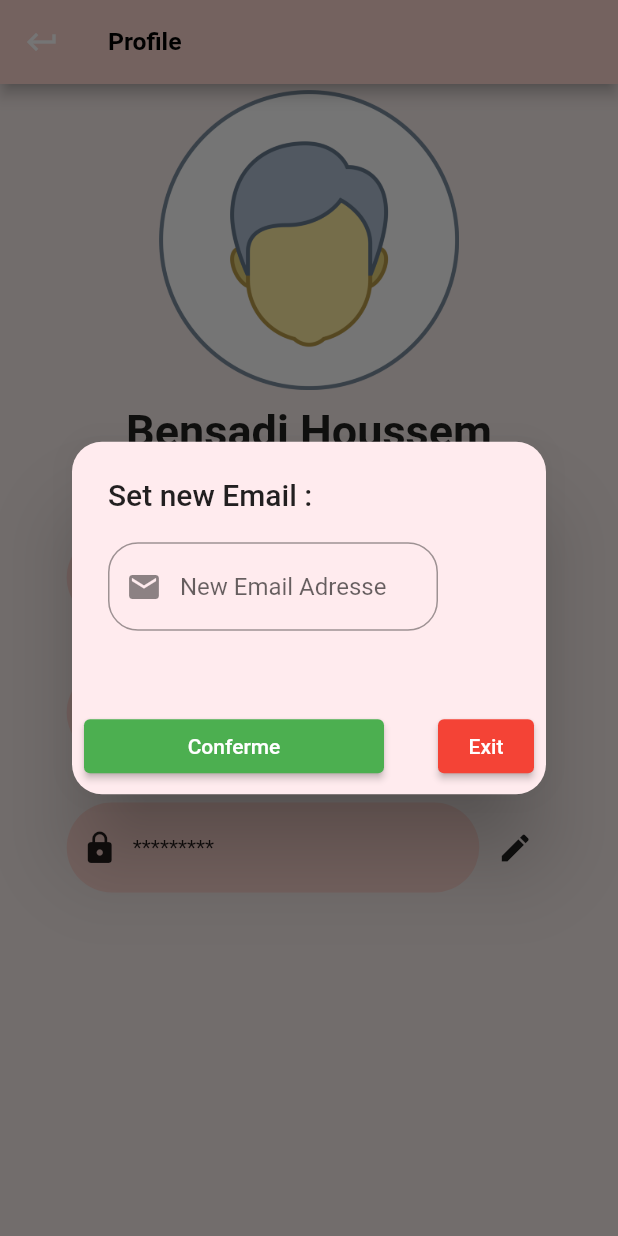
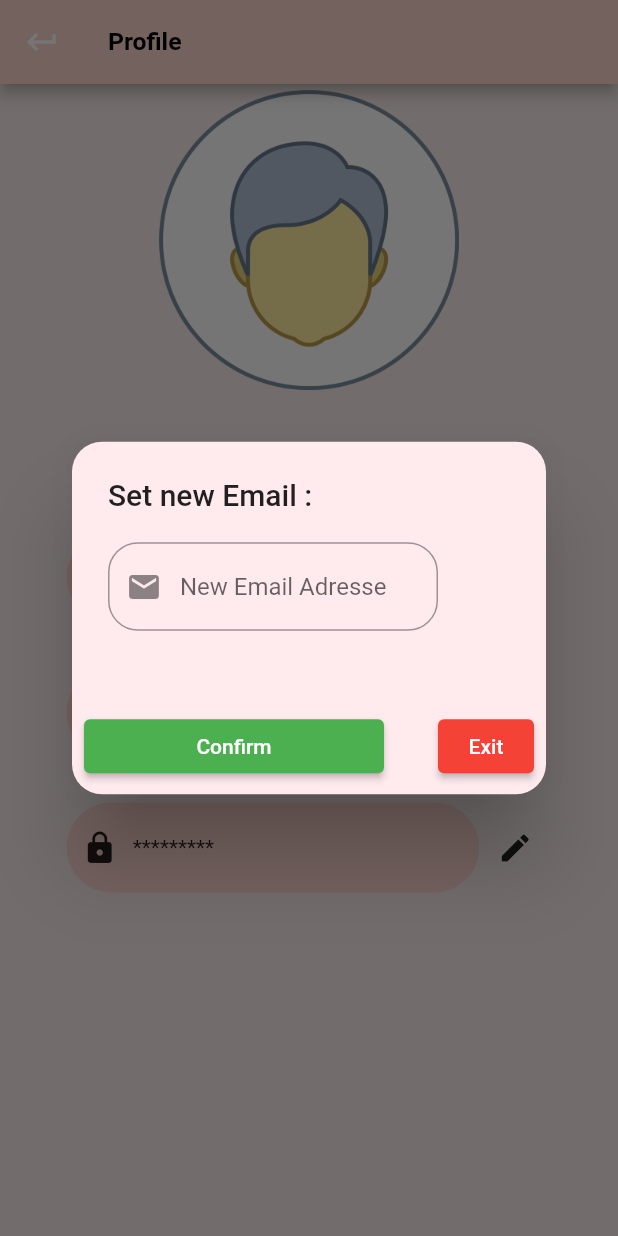
Before and after one commit to IDIRYACINE/online_order_client, a Flutter app: the ProfileScreen screen opened directly, after a tap on the "edit" icon, on a phone screen of 412 x 824 dp. Run offline on Flutter 3.47's test engine with Material 2 defaults, Android fonts, the phone set to English and light mode, and no system bars; our stand-ins replace cloud_firestore, firebase_auth, firebase_core, firebase_database, firebase_storage, google_maps_flutter and 2 more; missing offline and left inert: flutter_facebook_auth; accounts and stored records are empty; statements that could not run were skipped.

Commit message:
made the profile dynamic need more work

```diff
--- /dev/null
+++ b/lib/Ui/Profile/change_informartion_dialogue.dart
@@ -0,0 +1,64 @@
+import 'package:flutter/material.dart';
+
+Future<dynamic> changeElementPoupUp(
+    BuildContext context,
+    Widget title,
+    VoidCallback onConfirmed,
+    String hint,
+    Icon icon,
+    TextEditingController controller) async {
+  return showDialog(
+      context: context,
+      builder: (context) {
+        return AlertDialog(
+          backgroundColor: Colors.red[50],
+          shape: const RoundedRectangleBorder(
+              borderRadius: BorderRadius.all(Radius.circular(20.0))),
+          content: SingleChildScrollView(
+              scrollDirection: Axis.vertical,
+              child: Form(
+                  child: SingleChildScrollView(
+                scrollDirection: Axis.horizontal,
+                child: SizedBox(
+                  height: 80,
+                  child: Column(
+                    children: [
+                      SizedBox(
+                        width: 220,
+                        child: TextFormField(
+                          controller: controller,
+                          keyboardType: TextInputType.emailAddress,
+                          decoration: InputDecoration(
+                              hintText: hint,
+                              border: OutlineInputBorder(
+                                  borderRadius: BorderRadius.circular(20)),
+                              prefixIcon: icon),
+                        ),
+                      ),
+                    ],
+                  ),
+                ),
+              ))),
+          title: title,
+          actions: [
+            SizedBox(
+              child: ElevatedButton(
+                onPressed: () {
+                  onConfirmed;
+                },
+                child: const Text("Confirm"),
+                style: ElevatedButton.styleFrom(primary: Colors.green),
+              ),
+              width: 200,
+            ),
+            const SizedBox(width: 20),
+            ElevatedButton(
+              onPressed: () {},
+              child: const Text("Exit"),
+              style: ElevatedButton.styleFrom(primary: Colors.red),
+            )
+          ],
+          actionsAlignment: MainAxisAlignment.center,
+        );
+      });
+}
--- a/lib/Ui/Profile/confirm_email_dailogue.dart
+++ b/lib/Ui/Profile/confirm_email_dialogue.dart
@@ -17,7 +17,7 @@ class _ConfirmEmailState extends State<ConfirmEmail> {
         child: TextFormField(
           keyboardType: TextInputType.text,
           decoration: InputDecoration(
-            hintText: "Confemation Code",
+            hintText: "Confirmation Code",
             border: OutlineInputBorder(borderRadius: BorderRadius.circular(20)),
             prefixIcon: Icon(
               Icons.confirmation_number,
--- a/lib/Ui/Profile/profile_screen.dart
+++ b/lib/Ui/Profile/profile_screen.dart
@@ -1,5 +1,11 @@
 import 'package:flutter/material.dart';
+import 'package:online_order_client/Application/Authentication/authentication_helper.dart';
+import 'package:online_order_client/Application/Profile/profile_helper.dart';
+import 'package:online_order_client/Application/Providers/helpers_provider.dart';
 import 'package:online_order_client/Ui/Components/shared_components.dart';
+import 'package:provider/provider.dart';
+
+import 'change_informartion_dialogue.dart';
 
 class ProfileScreen extends StatefulWidget {
   const ProfileScreen({Key? key}) : super(key: key);
@@ -12,71 +18,16 @@ class _ProfileState extends State<ProfileScreen> {
   final TextEditingController _newEmail = TextEditingController();
   final TextEditingController _newPhone = TextEditingController();
   final TextEditingController _newPassword = TextEditingController();
-  Future displayChangeElemntPoupUp(
-      BuildContext context,
-      Widget title,
-      Function _newInfo,
-      String hint,
-      Icon icon,
-      TextEditingController controller) async {
-    return showDialog(
-        context: context,
-        builder: (context) {
-          return AlertDialog(
-            backgroundColor: Colors.red[50],
-            shape: const RoundedRectangleBorder(
-                borderRadius: BorderRadius.all(Radius.circular(20.0))),
-            content: SingleChildScrollView(
-                scrollDirection: Axis.vertical,
-                child: Form(
-                    child: SingleChildScrollView(
-                  scrollDirection: Axis.horizontal,
-                  child: SizedBox(
-                    height: 80,
-                    child: Column(
-                      children: [
-                        SizedBox(
-                          width: 220,
-                          child: TextFormField(
-                            controller: controller,
-                            keyboardType: TextInputType.emailAddress,
-                            decoration: InputDecoration(
-                                hintText: "$hint",
-                                border: OutlineInputBorder(
-                                    borderRadius: BorderRadius.circular(20)),
-                                prefixIcon: icon),
-                          ),
-                        ),
-                      ],
-                    ),
-                  ),
-                ))),
-            title: title,
-            actions: [
-              SizedBox(
-                child: ElevatedButton(
-                  onPressed: () {
-                    _newInfo;
-                  },
-                  child: const Text("Conferme"),
-                  style: ElevatedButton.styleFrom(primary: Colors.green),
-                ),
-                width: 200,
-              ),
-              const SizedBox(width: 20),
-              ElevatedButton(
-                onPressed: () {},
-                child: const Text("Exit"),
-                style: ElevatedButton.styleFrom(primary: Colors.red),
-              )
-            ],
-            actionsAlignment: MainAxisAlignment.center,
-          );
-        });
-  }
 
   @override
   Widget build(BuildContext context) {
+    HelpersProvider _helpers =
+        Provider.of<HelpersProvider>(context, listen: false);
+
+    ProfileHelper _profileHelper = _helpers.profileHelper;
+
+    AuthenticationHelper _authHelper = _helpers.authHelper;
+
     return Scaffold(
         backgroundColor: parseColor("#F8EDEB"),
         appBar: AppBar(
@@ -114,24 +65,25 @@ class _ProfileState extends State<ProfileScreen> {
                 const SizedBox(
                   height: 10,
                 ),
-                const Text(
-                  "Bensadi Houssem",
-                  style: TextStyle(fontWeight: FontWeight.bold, fontSize: 30),
+                Text(
+                  _profileHelper.getProfile().getFullName(),
+                  style: const TextStyle(
+                      fontWeight: FontWeight.bold, fontSize: 30),
                 ),
                 const SizedBox(
                   height: 50,
                 ),
                 Row(mainAxisAlignment: MainAxisAlignment.center, children: [
-                  const ProfileInfoLabel(
-                      "wawadz2000@gmail.com", Icon(Icons.email)),
+                  ProfileInfoLabel(_profileHelper.getProfile().getEmail(),
+                      const Icon(Icons.email)),
                   IconButton(
                     onPressed: () {
-                      displayChangeElemntPoupUp(
-                          context,
-                          const Text("Set new Email : "),
-                          () {},
-                          "New Email Adresse",
-                          const Icon(Icons.email),
+                      changeElementPoupUp(
+                          context, const Text("Set new Email : "), () {
+                        String email = _newEmail.text;
+                        _authHelper.updateEmail(
+                            email, () => {_profileHelper.updateEmail(email)});
+                      }, "New Email Adresse", const Icon(Icons.email),
                           _newEmail);
                     },
                     icon: const Icon(Icons.edit),
@@ -142,15 +94,14 @@ class _ProfileState extends State<ProfileScreen> {
                   height: 30,
                 ),
                 Row(mainAxisAlignment: MainAxisAlignment.center, children: [
-                  const ProfileInfoLabel("+2130541341655", Icon(Icons.phone)),
+                  ProfileInfoLabel(_profileHelper.getProfile().getPhoneNumber(),
+                      const Icon(Icons.phone)),
                   IconButton(
                       onPressed: () {
-                        displayChangeElemntPoupUp(
-                            context,
-                            const Text("Set new phone number : "),
-                            () {},
-                            " new phone number",
-                            const Icon(Icons.phone),
+                        changeElementPoupUp(
+                            context, const Text("Set new phone number : "), () {
+                          _profileHelper.updatePhoneNumber(_newPhone.text);
+                        }, " new phone number", const Icon(Icons.phone),
                             _newPhone);
                       },
                       icon: const Icon(Icons.edit),
@@ -163,13 +114,11 @@ class _ProfileState extends State<ProfileScreen> {
                   const ProfileInfoLabel("*********", Icon(Icons.lock)),
                   IconButton(
                     onPressed: () {
-                      displayChangeElemntPoupUp(
-                          context,
-                          const Text("Set new password : "),
-                          () {},
-                          " new password",
-                          const Icon(Icons.lock),
-                          _newPassword);
+                      changeElementPoupUp(
+                          context, const Text("Set new password : "), () {
+                        _authHelper.sendPasswordResetCode();
+                        _authHelper.updatePassword("Newpassword", "code");
+                      }, " new password", const Icon(Icons.lock), _newPassword);
                     },
                     icon: const Icon(Icons.edit),
                     tooltip: "Changer le mot de pass ",
```
Also changed, not shown: lib/Application/Authentication/authentication_helper.dart (+11 -3 lines), lib/Application/Profile/profile_helper.dart (+11 -2 lines), lib/Infrastructure/Authentication/authentication_service.dart (+19 -3 lines), lib/Infrastructure/Authentication/iauthentication_service.dart (+10 -2 lines).
